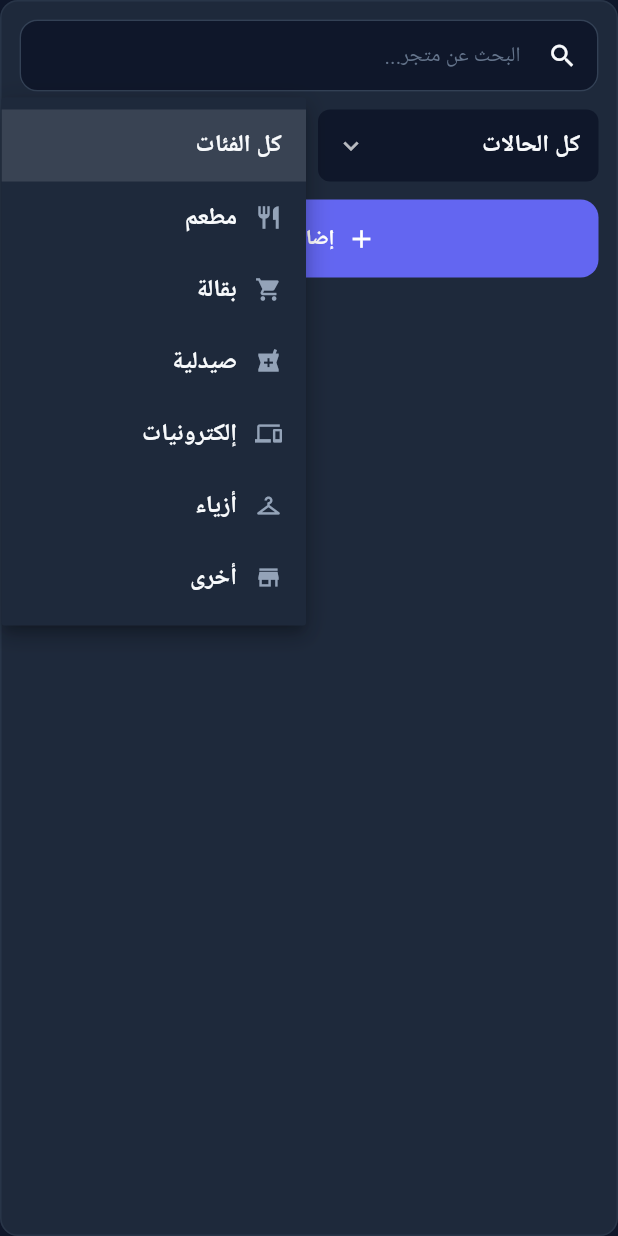
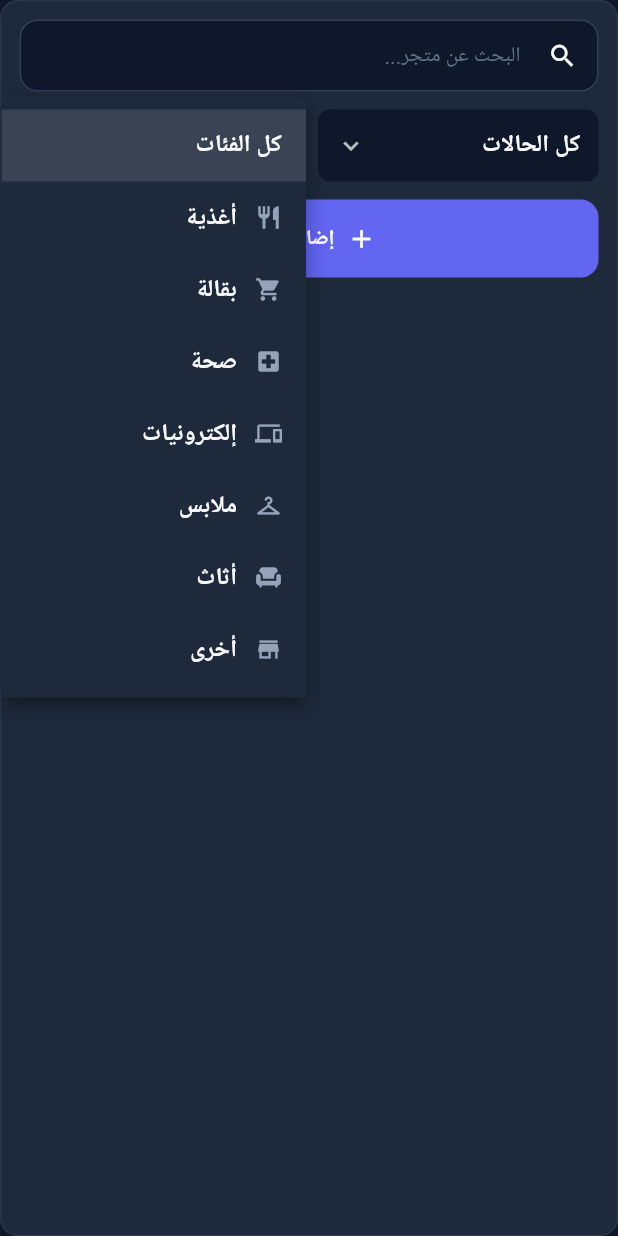
Before and after one commit to Xfuse1/admin_dashboard, a Flutter app: the VendorsFilters widget shown alone on an empty page, opened directly, after a tap on "كل الفئات", on a phone screen of 412 x 824 dp. Run offline on Flutter 3.47's test engine with Material 3 defaults, Android fonts, the phone set to English and light mode, and no system bars; drawn by our look-alikes of toastification; our stand-ins replace auto_size_text, bloc_concurrency, cached_network_image, cloud_firestore, dartz, data_table_2 and 16 more; accounts and stored records are empty; Roboto replaces fonts that are missing (Cairo).

Commit message:
Edit Timer

```diff
--- a/lib/features/vendors/data/datasources/vendors_firebase_datasource.dart
+++ b/lib/features/vendors/data/datasources/vendors_firebase_datasource.dart
@@ -217,6 +217,11 @@ class VendorsFirebaseDataSource implements VendorsDataSource {
         });
 
         vendors = await Future.wait(countFutures);
+      }
+
+      // Client-side category filtering
+      if (category != null) {
+        vendors = vendors.where((v) => v.category == category).toList();
       }
 
       // Client-side search filtering
--- a/lib/features/vendors/domain/entities/vendor_entity.dart
+++ b/lib/features/vendors/domain/entities/vendor_entity.dart
@@ -2,12 +2,50 @@ import 'package:equatable/equatable.dart';
 
 /// Vendor category type.
 enum VendorCategory {
-  restaurant,
+  food,
   grocery,
-  pharmacy,
+  health,
   electronics,
-  fashion,
+  clothes,
+  furniture,
   other,
+}
+
+/// Helper function to map old category names to new ones
+VendorCategory _mapCategoryFromFirestore(String? category) {
+  if (category == null) return VendorCategory.other;
+
+  // Map old category names to new ones
+  final categoryMap = {
+    'restaurant': VendorCategory.food,
+    'pharmacy': VendorCategory.health,
+    'fashion': VendorCategory.clothes,
+    'أغذية': VendorCategory.food,
+    'مطعم': VendorCategory.food,
+    'بقالة': VendorCategory.grocery,
+    'صحة': VendorCategory.health,
+    'صيدلية': VendorCategory.health,
+    'إلكترونيات': VendorCategory.electronics,
+    'ملابس': VendorCategory.clothes,
+    'أزياء': VendorCategory.clothes,
+    'أثاث': VendorCategory.furniture,
+    'أخرى': VendorCategory.other,
+  };
+
+  // Check if it's a direct mapping
+  if (categoryMap.containsKey(category)) {
+    return categoryMap[category]!;
+  }
+
+  // Try to match by enum name
+  try {
+    return VendorCategory.values.firstWhere(
+      (e) => e.name == category.toLowerCase(),
+      orElse: () => VendorCategory.other,
+    );
+  } catch (_) {
+    return VendorCategory.other;
+  }
 }
 
 /// Vendor status.
@@ -327,10 +365,7 @@ class VendorEntity extends Equatable {
       id: map['id'] ?? '',
       name: map['name'] ?? '',
       description: map['description'],
-      category: VendorCategory.values.firstWhere(
-        (e) => e.name == map['category'],
-        orElse: () => VendorCategory.other,
-      ),
+      category: _mapCategoryFromFirestore(map['category'] as String?),
       categoryLabel: map['categoryLabel'],
       status: VendorStatus.values.firstWhere(
         (e) => e.name == map['status'],
--- a/lib/features/vendors/presentation/widgets/vendor_card.dart
+++ b/lib/features/vendors/presentation/widgets/vendor_card.dart
@@ -288,11 +288,12 @@ class _VendorLogo extends StatelessWidget {
 
   IconData _getCategoryIcon() {
     return switch (category) {
-      VendorCategory.restaurant => Icons.restaurant,
+      VendorCategory.food => Icons.restaurant,
       VendorCategory.grocery => Icons.local_grocery_store,
-      VendorCategory.pharmacy => Icons.local_pharmacy,
+      VendorCategory.health => Icons.local_hospital,
       VendorCategory.electronics => Icons.devices,
-      VendorCategory.fashion => Icons.checkroom,
+      VendorCategory.clothes => Icons.checkroom,
+      VendorCategory.furniture => Icons.chair,
       VendorCategory.other => Icons.store,
     };
   }
@@ -389,11 +390,12 @@ class _CategoryBadge extends StatelessWidget {
 
   IconData _getCategoryIcon() {
     return switch (category) {
-      VendorCategory.restaurant => Icons.restaurant,
+      VendorCategory.food => Icons.restaurant,
       VendorCategory.grocery => Icons.local_grocery_store,
-      VendorCategory.pharmacy => Icons.local_pharmacy,
+      VendorCategory.health => Icons.local_hospital,
       VendorCategory.electronics => Icons.devices,
-      VendorCategory.fashion => Icons.checkroom,
+      VendorCategory.clothes => Icons.checkroom,
+      VendorCategory.furniture => Icons.chair,
       VendorCategory.other => Icons.store,
     };
   }
@@ -404,11 +406,12 @@ class _CategoryBadge extends StatelessWidget {
       return normalizedLabel;
     }
     return switch (category) {
-      VendorCategory.restaurant => 'مطعم',
+      VendorCategory.food => 'أغذية',
       VendorCategory.grocery => 'بقالة',
-      VendorCategory.pharmacy => 'صيدلية',
+      VendorCategory.health => 'صحة',
       VendorCategory.electronics => 'إلكترونيات',
-      VendorCategory.fashion => 'أزياء',
+      VendorCategory.clothes => 'ملابس',
+      VendorCategory.furniture => 'أثاث',
       VendorCategory.other => 'أخرى',
     };
   }
--- a/lib/features/vendors/presentation/widgets/vendor_details_panel.dart
+++ b/lib/features/vendors/presentation/widgets/vendor_details_panel.dart
@@ -626,11 +626,12 @@ class VendorDetailsPanel extends StatelessWidget {
       return normalizedLabel;
     }
     return switch (category) {
-      VendorCategory.restaurant => 'مطعم',
+      VendorCategory.food => 'أغذية',
       VendorCategory.grocery => 'بقالة',
-      VendorCategory.pharmacy => 'صيدلية',
+      VendorCategory.health => 'صحة',
       VendorCategory.electronics => 'إلكترونيات',
-      VendorCategory.fashion => 'أزياء',
+      VendorCategory.clothes => 'ملابس',
+      VendorCategory.furniture => 'أثاث',
       VendorCategory.other => 'أخرى',
     };
   }
@@ -914,11 +915,12 @@ class _VendorAvatar extends StatelessWidget {
 
   IconData _getCategoryIcon() {
     return switch (category) {
-      VendorCategory.restaurant => Icons.restaurant,
+      VendorCategory.food => Icons.restaurant,
       VendorCategory.grocery => Icons.local_grocery_store,
-      VendorCategory.pharmacy => Icons.local_pharmacy,
+      VendorCategory.health => Icons.local_hospital,
       VendorCategory.electronics => Icons.devices,
-      VendorCategory.fashion => Icons.checkroom,
+      VendorCategory.clothes => Icons.checkroom,
+      VendorCategory.furniture => Icons.chair,
       VendorCategory.other => Icons.store,
     };
   }
--- a/lib/features/vendors/presentation/widgets/vendors_filters.dart
+++ b/lib/features/vendors/presentation/widgets/vendors_filters.dart
@@ -235,22 +235,24 @@ class _VendorsFiltersState extends State<VendorsFilters> {
 
   String _getCategoryLabel(VendorCategory category) {
     return switch (category) {
-      VendorCategory.restaurant => 'مطعم',
+      VendorCategory.food => 'أغذية',
       VendorCategory.grocery => 'بقالة',
-      VendorCategory.pharmacy => 'صيدلية',
+      VendorCategory.health => 'صحة',
       VendorCategory.electronics => 'إلكترونيات',
-      VendorCategory.fashion => 'أزياء',
+      VendorCategory.clothes => 'ملابس',
+      VendorCategory.furniture => 'أثاث',
       VendorCategory.other => 'أخرى',
     };
   }
 
   IconData _getCategoryIcon(VendorCategory category) {
     return switch (category) {
-      VendorCategory.restaurant => Icons.restaurant,
+      VendorCategory.food => Icons.restaurant,
       VendorCategory.grocery => Icons.local_grocery_store,
-      VendorCategory.pharmacy => Icons.local_pharmacy,
+      VendorCategory.health => Icons.local_hospital,
       VendorCategory.electronics => Icons.devices,
-      VendorCategory.fashion => Icons.checkroom,
+      VendorCategory.clothes => Icons.checkroom,
+      VendorCategory.furniture => Icons.chair,
       VendorCategory.other => Icons.store,
     };
   }
@@ -344,7 +346,7 @@ class _AddVendorDialogState extends State<_AddVendorDialog> {
   final _cityController = TextEditingController();
   final _commissionController = TextEditingController(text: '10');
 
-  VendorCategory _selectedCategory = VendorCategory.restaurant;
+  VendorCategory _selectedCategory = VendorCategory.food;
   bool _isLoading = false;
 
   @override
@@ -605,11 +607,12 @@ class _AddVendorDialogState extends State<_AddVendorDialog> {
 
   String _getCategoryLabel(VendorCategory category) {
     return switch (category) {
-      VendorCategory.restaurant => 'مطعم',
+      VendorCategory.food => 'أغذية',
       VendorCategory.grocery => 'بقالة',
-      VendorCategory.pharmacy => 'صيدلية',
+      VendorCategory.health => 'صحة',
       VendorCategory.electronics => 'إلكترونيات',
-      VendorCategory.fashion => 'أزياء',
+      VendorCategory.clothes => 'ملابس',
+      VendorCategory.furniture => 'أثاث',
       VendorCategory.other => 'أخرى',
     };
   }
```
